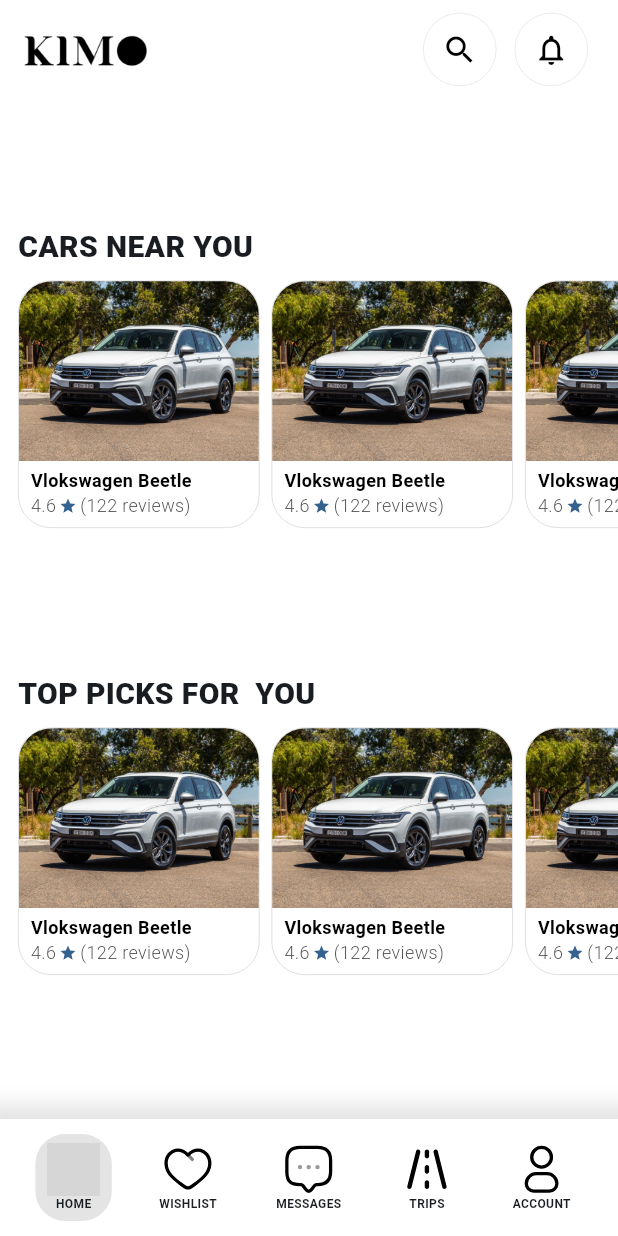
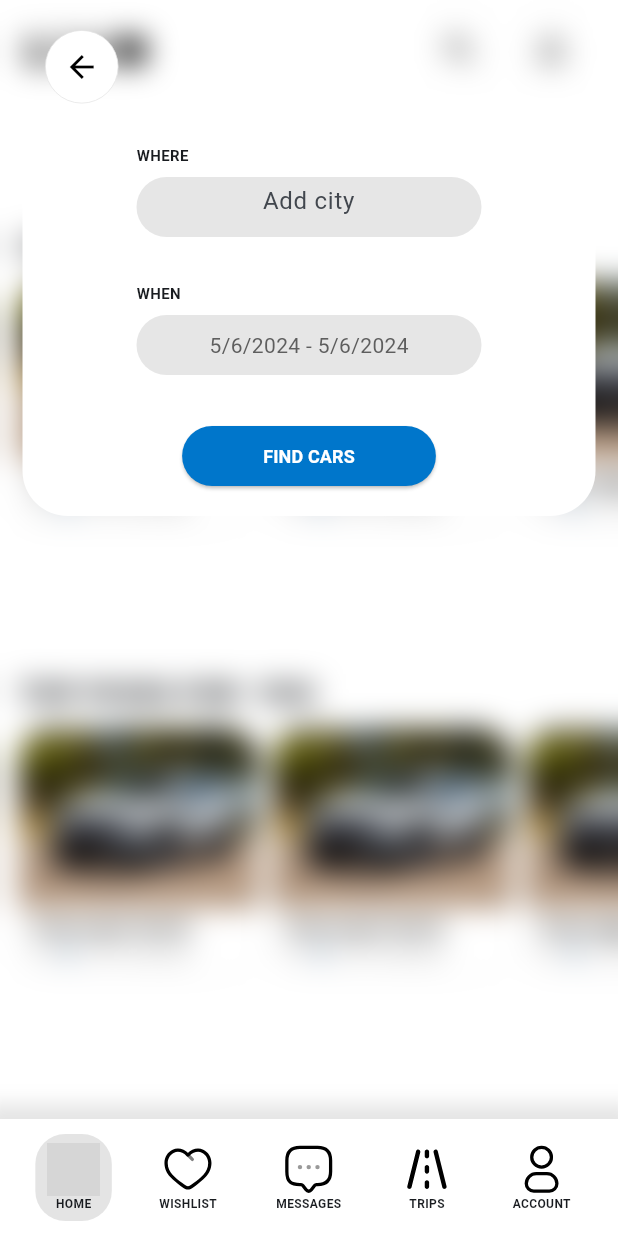
Before and after one commit to akramznini/Kimo, a Flutter app: the screen it shows after launch, after a tap on the "search" icon, on a phone screen of 412 x 824 dp. Run offline on Flutter 3.47's test engine with Material 3 defaults, Android fonts, the light colour scheme and no system bars; our stand-ins replace flutter_svg, google_fonts; missing offline and left inert: dart:ffi; grey boxes are pictures that could not be loaded.

Commit message:
implemented search Dialog box with animation

```diff
--- a/src/kimo/lib/screens/home_tab.dart
+++ b/src/kimo/lib/screens/home_tab.dart
@@ -1,17 +1,30 @@
+import 'dart:ffi';
+import 'dart:ui';
+
 import 'package:flutter/material.dart';
 import 'package:google_fonts/google_fonts.dart';
 import 'package:kimo/widgets/car_widgets.dart';
 import 'package:kimo/utils/theme_values.dart';
-class HomeTab extends StatelessWidget {
+class HomeTab extends StatefulWidget {
   const HomeTab({
     super.key,
   });
 
+  @override
+  State<HomeTab> createState() => _HomeTabState();
+}
 
-
+class _HomeTabState extends State<HomeTab> {
+  bool blurred = false;
+  double blurRadius = 0;
+  double searchBoxPosition = 0;
+  double searchBoxOpacity = 0;
+  double arrowBackLeftPosition = 80;
+  DateTimeRange dateRange = DateTimeRange(start: DateTime.now(), end: DateTime.now());
   @override
   Widget build(BuildContext context) {
-    return Column(
+    return Stack(
+      children: [Column(
         children: [
           Padding(
             padding: const EdgeInsets.all(8.0),
@@ -21,7 +34,18 @@
                 Image.asset('assets/images/kimo-logo.png', width: 100, height: 50, fit: BoxFit.cover,),
                 Row(
                   children: [
-                  CustomButtonWhite(icon: Icon(Icons.search), onPressed: (){},),
+                    CustomButtonWhite(icon: Icon(Icons.search), onPressed: (){ setState(() {
+                      blurred = true;
+                      blurRadius = 10;
+                    });
+
+                    Future.delayed(Duration(milliseconds: 30), (){setState(() {
+                      searchBoxPosition = 80;
+                      searchBoxOpacity = 1;
+                      arrowBackLeftPosition = 30;
+                    });});
+
+                    },),
                     CustomButtonWhite(icon: Icon(Icons.notifications_none), onPressed: (){})
                   ],
                 ),
@@ -78,7 +102,76 @@
             ),
           ),
         ],
-    );
+      ),
+      blurred ? Positioned.fill(child: BackdropFilter(
+        filter: ImageFilter.blur(
+          sigmaX: blurRadius,
+          sigmaY: blurRadius
+        ),
+        child: Container(color: Colors.black.withOpacity(0),),)) : Container(),
+      blurred ?  AnimatedPositioned(
+        duration: Durations.long2,
+        curve: Curves.easeInOut,
+        child: AnimatedOpacity(duration: Durations.long2, opacity: searchBoxOpacity,
+        child: Container( decoration: BoxDecoration(borderRadius: BorderRadius.circular(30), color: Colors.white),
+                        child: Padding(
+                          padding: const EdgeInsets.all(16),
+                          child: Column(
+                            crossAxisAlignment: CrossAxisAlignment.center,
+                            children: [
+                            Column(crossAxisAlignment: CrossAxisAlignment.start, children: [Text("WHERE", style: GoogleFonts.roboto(fontWeight: FontWeight.bold, fontSize: 10),), SizedBox(height: 8,), Container(width: 230, height: 40, child: TextField(textAlign: TextAlign.center,style: GoogleFonts.roboto(color: const Color.fromARGB(255, 94, 94, 94)) , decoration: InputDecoration(border: OutlineInputBorder(borderRadius: BorderRadius.circular(30), borderSide: BorderSide.none), fillColor: Color.fromARGB(255, 230, 230, 230), filled: true, hintText: "Add city"),))]),
+                            SizedBox(height: 30),
+                            Column(
+                              crossAxisAlignment: CrossAxisAlignment.start,
+                              children: [
+                                Text("WHEN", style: GoogleFonts.roboto(fontWeight: FontWeight.bold, fontSize: 10)),
+                                SizedBox(height: 8,),
+                                GestureDetector(
+                                  onTap: () async {
+                                   final DateTimeRange? dateTimeRange = await showDateRangePicker(context: context, firstDate: DateTime.now(), lastDate: DateTime(DateTime.now().year + 2));
+                                   if (dateTimeRange != null) {setState(() {
+                                     dateRange = dateTimeRange;
+                                   });}
+                                  },
+                                  child: Container(
+                                    width: 230,
+                                    height: 40,
+                                    decoration: BoxDecoration(
+                                      color: Color.fromARGB(255, 230, 230, 230),
+                                      borderRadius: BorderRadius.circular(30)),
+                                      child: Center(child: Text("${dateRange.start.weekday}/${dateRange.start.month}/${dateRange.start.year} - ${dateRange.end.weekday}/${dateRange.end.month}/${dateRange.end.year}", style: GoogleFonts.roboto(color: const Color.fromARGB(255, 94, 94, 94)),))))],),
+                            SizedBox(height: 30),
+                            ElevatedButton(onPressed: (){}, child: Padding(
+                              padding: const EdgeInsets.only(left: 30, right: 30),
+                              child: Text("FIND CARS", style: GoogleFonts.roboto(fontWeight: FontWeight.bold, fontSize: 12, color: Colors.white),),
+                            ), style: ElevatedButton.styleFrom(backgroundColor: onPrimary),)
+                          ],),
+                        ),)),
+        top: searchBoxPosition,
+        left: 15,
+        right: 15,
+        ) : Container(),
+      blurred ?  AnimatedPositioned(
+        duration: Durations.long2,
+        curve: Curves.easeInOut,
+        child: AnimatedOpacity(duration: Durations.long2, opacity: searchBoxOpacity, child: CustomButtonWhite(icon: Icon(Icons.arrow_back), onPressed: (){
+          setState(() {
+          arrowBackLeftPosition = 80;
+          searchBoxOpacity = 0;
+          searchBoxPosition = 0;
+
+        });
+        Future.delayed(Durations.long2, (){
+          setState(() {
+            blurRadius = 0;
+            blurred = false;
+          });
+        });
+        },)),
+        top: 20,
+        left: arrowBackLeftPosition,
+        ) : Container(),
+    ]);
   }
 }
 
```
Lines whose indentation alone changed are shown as unchanged.
